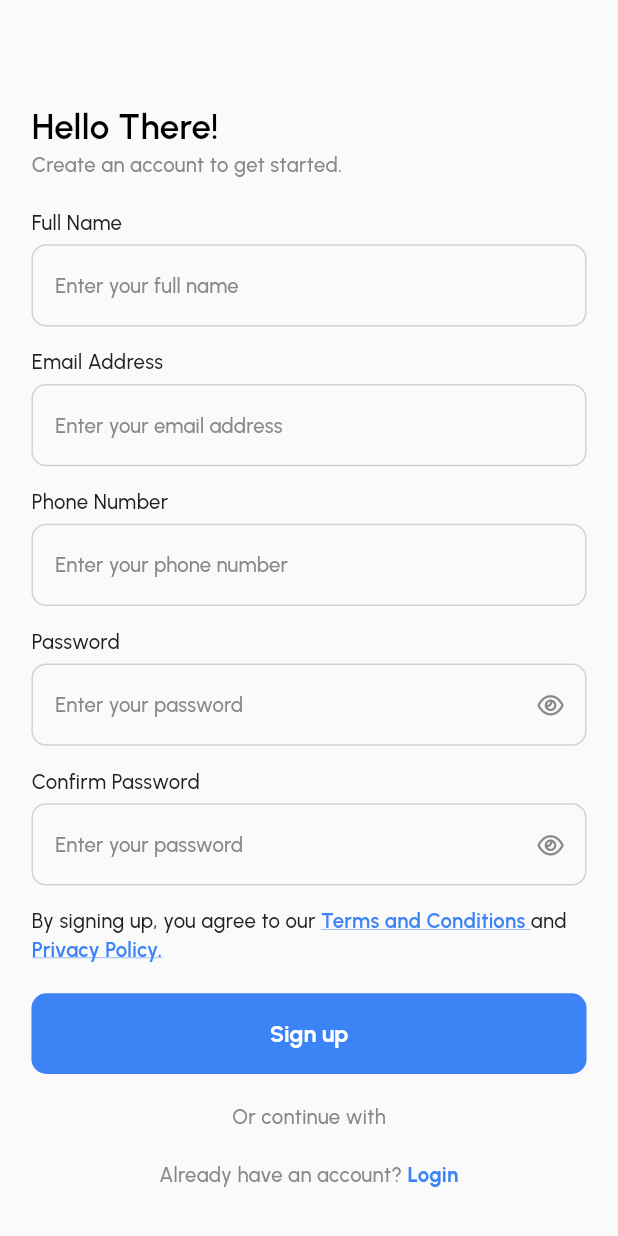
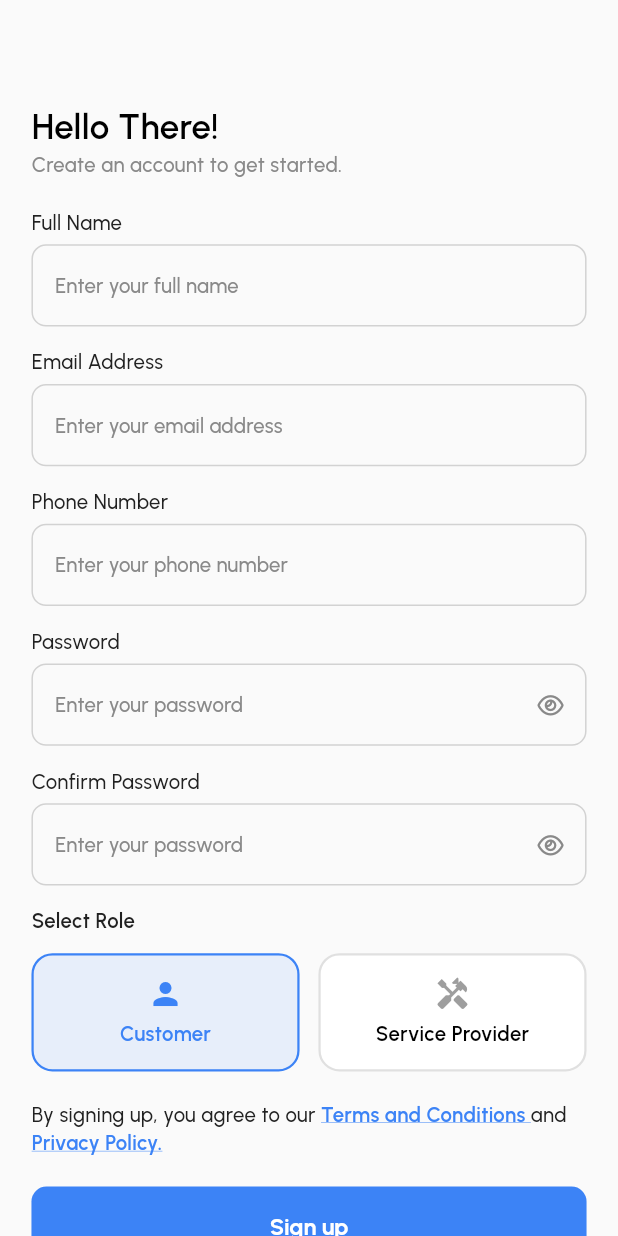
Before and after one commit to Hassaan-Rajwani/Fix-Master, a Flutter app: the SignupScreen screen opened directly, on a phone screen of 412 x 824 dp. Run offline on Flutter 3.47's test engine with Material 3 defaults, Android fonts, the phone set to English and light mode, and no system bars; our stand-ins replace flutter_screenutil, font_awesome_flutter, get, google_fonts.

Commit message:
fix: changes

```diff
--- a/lib/pages/auth/signup_screen.dart
+++ b/lib/pages/auth/signup_screen.dart
@@ -1,3 +1,6 @@
+// ignore_for_file: deprecated_member_use
+
+import 'package:fix_master/pages/dashboard/customer_bottom_nav.dart';
 import 'package:fix_master/utils/color_constant.dart';
 import 'package:fix_master/utils/font_constant.dart';
 import 'package:fix_master/widgets/app_button.dart';
@@ -14,6 +17,8 @@ class SignupScreen extends StatefulWidget {
 }
 
 class _SignupScreenState extends State<SignupScreen> {
+  String selectedRole = 'customer';
+
   @override
   Widget build(BuildContext context) {
     return Scaffold(
@@ -98,6 +103,29 @@ class _SignupScreenState extends State<SignupScreen> {
                 // ),
                 // ),
               ),
+              Text(
+                'Select Role',
+                style: appFont(fontWeight: FontWeight.w600, fontSize: 14),
+              ),
+              12.verticalSpace,
+
+              Row(
+                children: [
+                  _roleCard(
+                    title: 'Customer',
+                    icon: Icons.person,
+                    value: 'customer',
+                  ),
+                  12.horizontalSpace,
+                  _roleCard(
+                    title: 'Service Provider',
+                    icon: Icons.handyman,
+                    value: 'provider',
+                  ),
+                ],
+              ),
+              20.verticalSpace,
+
               Text.rich(
                 TextSpan(
                   children: [
@@ -135,6 +163,7 @@ class _SignupScreenState extends State<SignupScreen> {
                 text: 'Sign up',
                 horizontalMargin: 0,
                 onPress: () async {
+                  Get.offAll(() => const CustomerBottomNav());
                   // await sc.onSignup();
                 },
               ),
@@ -149,12 +178,6 @@ class _SignupScreenState extends State<SignupScreen> {
                 ),
               ),
               20.verticalSpace,
-              // Center(
-              //   child: SvgPicture.asset(
-              //     Platform.isAndroid ? googleIcon : appleIcon,
-              //   ),
-              // ),
-              // 20.verticalSpace,
               Center(
                 child: GestureDetector(
                   onTap: () {
@@ -190,4 +213,51 @@ class _SignupScreenState extends State<SignupScreen> {
       ),
     );
   }
+
+  Widget _roleCard({
+    required String title,
+    required IconData icon,
+    required String value,
+  }) {
+    bool isSelected = selectedRole == value;
+
+    return Expanded(
+      child: GestureDetector(
+        onTap: () {
+          setState(() {
+            selectedRole = value;
+          });
+        },
+        child: Container(
+          padding: EdgeInsets.symmetric(vertical: 14.h),
+          decoration: BoxDecoration(
+            color: isSelected
+                ? AppColor.primaryColor.withOpacity(0.1)
+                : Colors.white,
+            borderRadius: BorderRadius.circular(14),
+            border: Border.all(
+              color: isSelected ? AppColor.primaryColor : Colors.grey.shade300,
+              width: 1.5,
+            ),
+          ),
+          child: Column(
+            children: [
+              Icon(
+                icon,
+                color: isSelected ? AppColor.primaryColor : Colors.grey,
+              ),
+              6.verticalSpace,
+              Text(
+                title,
+                style: appFont(
+                  fontWeight: FontWeight.w600,
+                  color: isSelected ? AppColor.primaryColor : Colors.black,
+                ),
+              ),
+            ],
+          ),
+        ),
+      ),
+    );
+  }
 }
```
